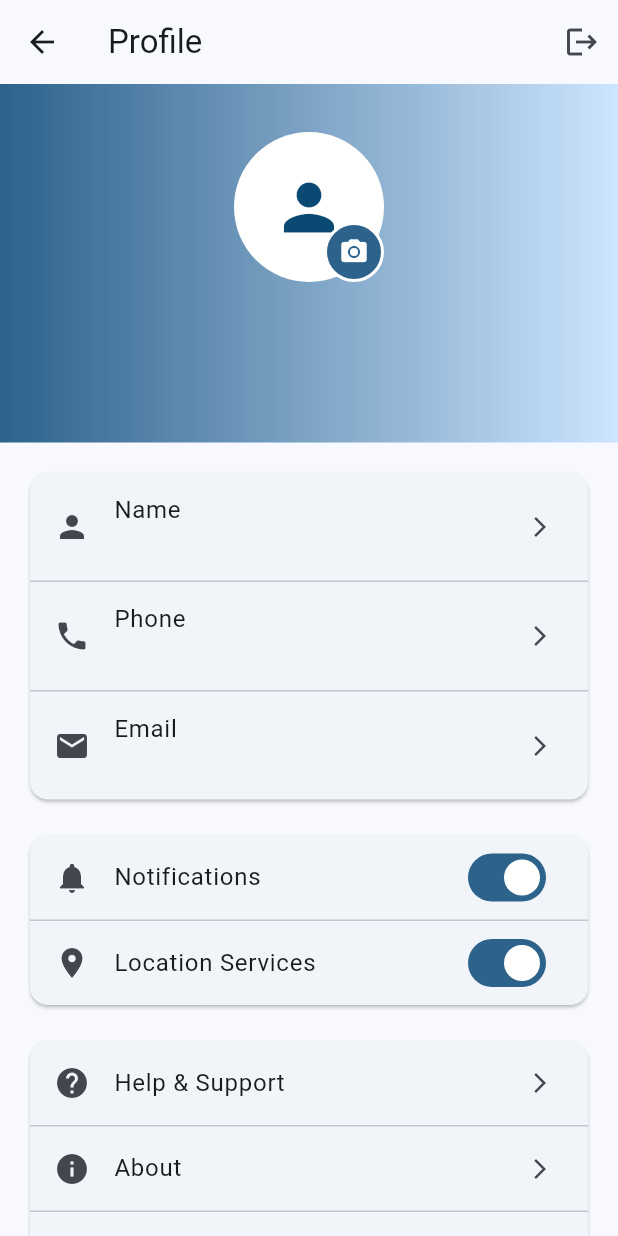
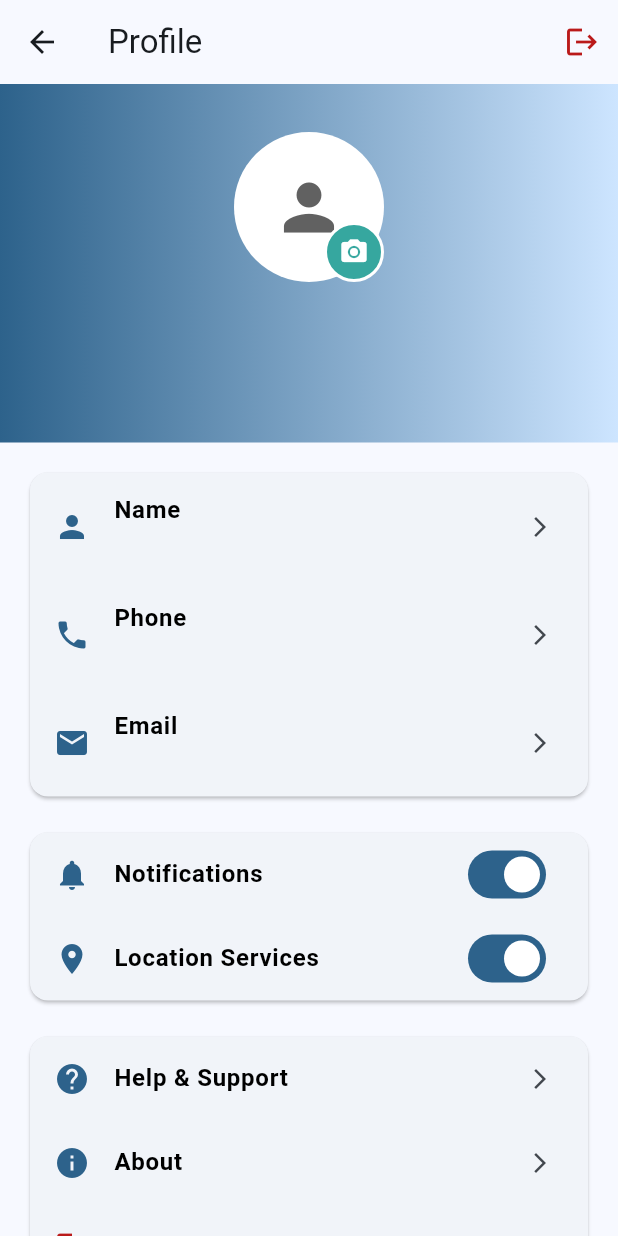
Before and after one commit to JonasBondoc26/TriRide-Flutter-Application, a Flutter app: the ProfileScreen screen opened directly, on a phone screen of 412 x 824 dp. Run offline on Flutter 3.47's test engine with Material 3 defaults, Android fonts, the phone set to English and light mode, and no system bars; our stand-ins replace google_maps_flutter, image_picker; accounts and stored records are empty; network calls fail.

Commit message:
milestone 4

```diff
--- a/lib/screens/profile.dart
+++ b/lib/screens/profile.dart
@@ -22,7 +22,7 @@ class _ProfileScreenState extends State<ProfileScreen> {
         title: const Text('Profile'),
         actions: [
           IconButton(
-            icon: const Icon(Icons.logout),
+            icon: Icon(Icons.logout, color: Theme.of(context).colorScheme.error),
             onPressed: () async {
               final confirm = await showDialog<bool>(
                 context: context,
@@ -36,6 +36,9 @@ class _ProfileScreenState extends State<ProfileScreen> {
                     ),
                     FilledButton(
                       onPressed: () => Navigator.pop(context, true),
+                      style: FilledButton.styleFrom(
+                        backgroundColor: Theme.of(context).colorScheme.error,
+                      ),
                       child: const Text('Logout'),
                     ),
                   ],
@@ -57,6 +60,7 @@ class _ProfileScreenState extends State<ProfileScreen> {
       body: SingleChildScrollView(
         child: Column(
           children: [
+            // ── Profile Header
             Container(
               width: double.infinity,
               padding: const EdgeInsets.all(32),
@@ -79,7 +83,7 @@ class _ProfileScreenState extends State<ProfileScreen> {
                             ? MemoryImage(DataStore.userProfileImage!)
                             : null,
                         child: DataStore.userProfileImage == null
-                            ? const Icon(Icons.person, size: 50)
+                            ? Icon(Icons.person, size: 50, color: Colors.grey[700])
                             : null,
                       ),
                       Positioned(
@@ -98,15 +102,11 @@ class _ProfileScreenState extends State<ProfileScreen> {
                           child: Container(
                             padding: const EdgeInsets.all(8),
                             decoration: BoxDecoration(
-                              color: Theme.of(context).colorScheme.primary,
+                              color: Theme.of(context).colorScheme.secondary,
                               shape: BoxShape.circle,
                               border: Border.all(color: Colors.white, width: 2),
                             ),
-                            child: const Icon(
-                              Icons.camera_alt,
-                              color: Colors.white,
-                              size: 20,
-                            ),
+                            child: const Icon(Icons.camera_alt, color: Colors.white, size: 20),
                           ),
                         ),
                       ),
@@ -132,54 +132,52 @@ class _ProfileScreenState extends State<ProfileScreen> {
                 ],
               ),
             ),
+
             Padding(
               padding: const EdgeInsets.all(16),
               child: Column(
                 children: [
+                  // ── Account Info
                   Card(
+                    shape: RoundedRectangleBorder(borderRadius: BorderRadius.circular(12)),
                     child: Column(
                       children: [
-                        ListTile(
-                          leading: const Icon(Icons.person),
-                          title: const Text('Name'),
-                          subtitle: Text(currentUser?.name ?? 'Not set'),
-                          trailing: const Icon(Icons.arrow_forward_ios, size: 16),
+                        _buildProfileListTile(
+                          context,
+                          icon: Icons.person,
+                          title: 'Name',
+                          subtitle: currentUser?.name ?? 'Not set',
                           onTap: () {
                             Navigator.push(
                               context,
                               MaterialPageRoute(
-                                builder: (context) => const EditProfileScreen(),
-                              ),
+                                  builder: (context) => const EditProfileScreen()),
                             ).then((_) => setState(() {}));
                           },
                         ),
-                        const Divider(height: 1),
-                        ListTile(
-                          leading: const Icon(Icons.phone),
-                          title: const Text('Phone'),
-                          subtitle: Text(currentUser?.phone ?? 'Not set'),
-                          trailing: const Icon(Icons.arrow_forward_ios, size: 16),
+                        _buildProfileListTile(
+                          context,
+                          icon: Icons.phone,
+                          title: 'Phone',
+                          subtitle: currentUser?.phone ?? 'Not set',
                           onTap: () {
                             Navigator.push(
                               context,
                               MaterialPageRoute(
-                                builder: (context) => const EditProfileScreen(),
-                              ),
+                                  builder: (context) => const EditProfileScreen()),
                             ).then((_) => setState(() {}));
                           },
                         ),
-                        const Divider(height: 1),
-                        ListTile(
-                          leading: const Icon(Icons.email),
-                          title: const Text('Email'),
-                          subtitle: Text(currentUser?.email ?? 'Not set'),
-                          trailing: const Icon(Icons.arrow_forward_ios, size: 16),
+                        _buildProfileListTile(
+                          context,
+                          icon: Icons.email,
+                          title: 'Email',
+                          subtitle: currentUser?.email ?? 'Not set',
                           onTap: () {
                             Navigator.push(
                               context,
                               MaterialPageRoute(
-                                builder: (context) => const EditProfileScreen(),
-                              ),
+                                  builder: (context) => const EditProfileScreen()),
                             ).then((_) => setState(() {}));
                           },
                         ),
@@ -187,53 +185,54 @@ class _ProfileScreenState extends State<ProfileScreen> {
                     ),
                   ),
                   const SizedBox(height: 16),
+
+                  // ── Settings
                   Card(
+                    shape: RoundedRectangleBorder(borderRadius: BorderRadius.circular(12)),
                     child: Column(
                       children: [
-                        ListTile(
-                          leading: const Icon(Icons.notifications),
-                          title: const Text('Notifications'),
-                          trailing: Switch(
-                            value: true,
-                            onChanged: (value) {},
-                          ),
+                        _buildProfileListTile(
+                          context,
+                          icon: Icons.notifications,
+                          title: 'Notifications',
+                          trailing: Switch(value: true, onChanged: (value) {}),
                         ),
-                        const Divider(height: 1),
-                        ListTile(
-                          leading: const Icon(Icons.location_on),
-                          title: const Text('Location Services'),
-                          trailing: Switch(
-                            value: true,
-                            onChanged: (value) {},
-                          ),
+                        _buildProfileListTile(
+                          context,
+                          icon: Icons.location_on,
+                          title: 'Location Services',
+                          trailing: Switch(value: true, onChanged: (value) {}),
                         ),
                       ],
                     ),
                   ),
                   const SizedBox(height: 16),
+
+                  // ── Help & Logout
                   Card(
+                    shape: RoundedRectangleBorder(borderRadius: BorderRadius.circular(12)),
                     child: Column(
                       children: [
-                        ListTile(
-                          leading: const Icon(Icons.help),
-                          title: const Text('Help & Support'),
+                        _buildProfileListTile(
+                          context,
+                          icon: Icons.help,
+                          title: 'Help & Support',
                           trailing: const Icon(Icons.arrow_forward_ios, size: 16),
                           onTap: () {},
                         ),
-                        const Divider(height: 1),
-                        ListTile(
-                          leading: const Icon(Icons.info),
-                          title: const Text('About'),
+                        _buildProfileListTile(
+                          context,
+                          icon: Icons.info,
+                          title: 'About',
                           trailing: const Icon(Icons.arrow_forward_ios, size: 16),
                           onTap: () {},
                         ),
-                        const Divider(height: 1),
-                        ListTile(
-                          leading: const Icon(Icons.logout, color: Colors.red),
-                          title: const Text(
-                            'Logout',
-                            style: TextStyle(color: Colors.red),
-                          ),
+                        _buildProfileListTile(
+                          context,
+                          icon: Icons.logout,
+                          title: 'Logout',
+                          titleColor: Theme.of(context).colorScheme.error,
+                          iconColor: Theme.of(context).colorScheme.error,
                           onTap: () async {
                             final confirm = await showDialog<bool>(
                               context: context,
@@ -248,7 +247,7 @@ class _ProfileScreenState extends State<ProfileScreen> {
                                   FilledButton(
                                     onPressed: () => Navigator.pop(context, true),
                                     style: FilledButton.styleFrom(
-                                      backgroundColor: Colors.red,
+                                      backgroundColor: Theme.of(context).colorScheme.error,
                                     ),
                                     child: const Text('Logout'),
                                   ),
@@ -279,4 +278,29 @@ class _ProfileScreenState extends State<ProfileScreen> {
       ),
     );
   }
+
+  ListTile _buildProfileListTile(
+    BuildContext context, {
+    required IconData icon,
+    required String title,
+    String? subtitle,
+    Widget? trailing,
+    VoidCallback? onTap,
+    Color? titleColor,
+    Color? iconColor,
+  }) {
+    return ListTile(
+      leading: Icon(icon, color: iconColor ?? Theme.of(context).colorScheme.primary),
+      title: Text(
+        title,
+        style: TextStyle(
+          fontWeight: FontWeight.bold,
+          color: titleColor ?? Colors.black,
+        ),
+      ),
+      subtitle: subtitle != null ? Text(subtitle) : null,
+      trailing: trailing ?? const Icon(Icons.arrow_forward_ios, size: 16),
+      onTap: onTap,
+    );
+  }
 }
```
Also changed, not shown: lib/screens/create_account.dart (+26 -24 lines), lib/screens/driver_details.dart (+22 -11 lines), lib/screens/explore_drivers.dart (+27 -15 lines), lib/screens/home.dart (+54 -48 lines), lib/screens/login.dart (+86 -51 lines), lib/screens/ride_details.dart (+44 -14 lines), lib/screens/ride_history.dart (+38 -19 lines).
